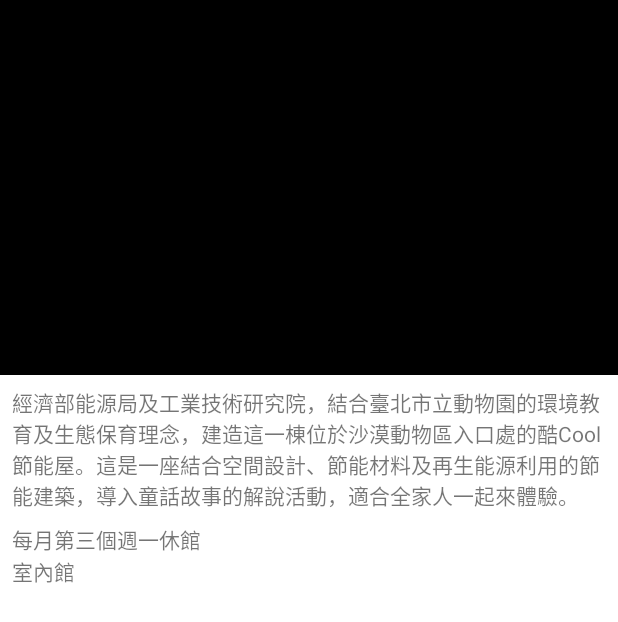
After one commit to mu326345/Momo, an Android app: the layout item_detail1.xml on its own in the app's theme, with its tools: preview values and no code run, on a phone screen of 412 x 824 dp. The commit adds this screen. Shown: the top 622 px of the screen. Run offline under Robolectric (Android 15) with nearby library versions, the phone set to English and light mode, and no system bars.

Commit message:
Finished detail page Add Appbar title and Image

```diff
--- a/app/build.gradle
+++ b/app/build.gradle
@@ -2,6 +2,7 @@ plugins {
     id 'com.android.application'
     id 'org.jetbrains.kotlin.android'
     id 'kotlin-kapt'
+    id 'kotlin-parcelize'
 }
 
 android {
--- a/app/src/main/java/com/yuyu/momo/home/HomeAdapter.kt
+++ b/app/src/main/java/com/yuyu/momo/home/HomeAdapter.kt
@@ -8,7 +8,7 @@ import androidx.recyclerview.widget.RecyclerView
 import com.yuyu.momo.data.ResultItem
 import com.yuyu.momo.databinding.ItemTitleBinding
 
-class HomeAdapter : ListAdapter<ResultItem, HomeAdapter.HomeViewHolder>(DiffCallback) {
+class HomeAdapter(private val clickListener: (resultItem: ResultItem) -> Unit) : ListAdapter<ResultItem, HomeAdapter.HomeViewHolder>(DiffCallback) {
 
     class HomeViewHolder(private val binding: ItemTitleBinding) : RecyclerView.ViewHolder(binding.root) {
         fun bind(data: ResultItem) {
@@ -24,6 +24,9 @@ class HomeAdapter : ListAdapter<ResultItem, HomeAdapter.HomeViewHolder>(DiffCall
     override fun onBindViewHolder(holder: HomeViewHolder, position: Int) {
         val item = getItem(position)
         holder.bind(item)
+        holder.itemView.setOnClickListener {
+            clickListener(item)
+        }
     }
 
     companion object DiffCallback : DiffUtil.ItemCallback<ResultItem>() {
--- /dev/null
+++ b/app/src/main/res/layout/item_detail1.xml
@@ -0,0 +1,59 @@
+<?xml version="1.0" encoding="utf-8"?>
+<layout xmlns:android="http://schemas.android.com/apk/res/android"
+    xmlns:app="http://schemas.android.com/apk/res-auto"
+    xmlns:tools="http://schemas.android.com/tools">
+
+    <data>
+
+        <variable
+            name="viewModel"
+            type="com.yuyu.momo.detail1.Detail1ViewModel" />
+    </data>
+
+    <androidx.constraintlayout.widget.ConstraintLayout
+        android:layout_width="match_parent"
+        android:layout_height="wrap_content"
+        android:background="@color/white">
+
+        <ImageView
+            android:id="@+id/detail_img"
+            loadImg="@{viewModel.resultItem.e_pic_url}"
+            android:layout_width="match_parent"
+            android:layout_height="250dp"
+            android:src="@color/black"
+            app:layout_constraintTop_toTopOf="parent" />
+
+        <TextView
+            android:id="@+id/content_tv"
+            android:layout_width="match_parent"
+            android:layout_height="wrap_content"
+            android:layout_margin="8dp"
+            android:maxLines="6"
+            android:text="@{viewModel.resultItem.e_info}"
+            app:layout_constraintTop_toBottomOf="@id/detail_img"
+            tools:text="經濟部能源局及工業技術研究院，結合臺北市立動物園的環境教育及生態保育理念，建造這一棟位於沙漠動物區入口處的酷Cool節能屋。這是一座結合空間設計、節能材料及再生能源利用的節能建築，導入童話故事的解說活動，適合全家人一起來體驗。" />
+
+        <TextView
+            android:id="@+id/rest_tv"
+            android:layout_width="wrap_content"
+            android:layout_height="wrap_content"
+            android:layout_marginTop="8dp"
+            app:layout_constraintStart_toStartOf="@id/content_tv"
+            app:layout_constraintTop_toBottomOf="@id/content_tv"
+            app:text="@{viewModel.resultItem.e_memo}"
+            tools:text="每月第三個週一休館" />
+
+        <TextView
+            android:id="@+id/position_tv"
+            android:layout_width="wrap_content"
+            android:layout_height="wrap_content"
+            android:layout_marginBottom="8dp"
+            android:text="@{viewModel.resultItem.e_category}"
+            app:layout_constraintBottom_toBottomOf="parent"
+            app:layout_constraintStart_toStartOf="@id/rest_tv"
+            app:layout_constraintTop_toBottomOf="@id/rest_tv"
+            tools:text="室內館" />
+
+    </androidx.constraintlayout.widget.ConstraintLayout>
+
+</layout>
--- a/app/src/main/res/values/colors.xml
+++ b/app/src/main/res/values/colors.xml
@@ -7,4 +7,5 @@
     <color name="teal_700">#FF018786</color>
     <color name="black">#FF000000</color>
     <color name="white">#FFFFFFFF</color>
+    <color name="gray">#FF808080</color>
 </resources>
--- a/app/src/main/res/values/strings.xml
+++ b/app/src/main/res/values/strings.xml
@@ -3,4 +3,5 @@
     <!-- TODO: Remove or change this placeholder text -->
     <string name="hello_blank_fragment">Hello blank fragment</string>
     <string name="no_rest_data">無休館資訊</string>
+    <string name="taipei_zoo">臺北市立動物園</string>
 </resources>
```
Also changed, not shown: app/src/main/java/com/yuyu/momo/MainActivity.kt (+28 -1 lines), app/src/main/java/com/yuyu/momo/MainViewModel.kt (added, +24 -0 lines), app/src/main/java/com/yuyu/momo/data/ParkData.kt (+7 -2 lines), app/src/main/java/com/yuyu/momo/detail1/Detail1Fragment.kt (added, +38 -0 lines), app/src/main/java/com/yuyu/momo/detail1/Detail1ViewModel.kt (added, +13 -0 lines), app/src/main/java/com/yuyu/momo/home/HomeFragment.kt (+25 -4 lines), app/src/main/res/drawable/ic_baseline_arrow_back_24.xml (added, +11 -0 lines), app/src/main/res/drawable/ic_baseline_menu_24.xml (added, +10 -0 lines), app/src/main/res/layout/activity_main.xml (+41 -7 lines), app/src/main/res/layout/fragment_detail1.xml (added, +21 -0 lines), app/src/main/res/navigation/navigation.xml (+14 -1 lines).
